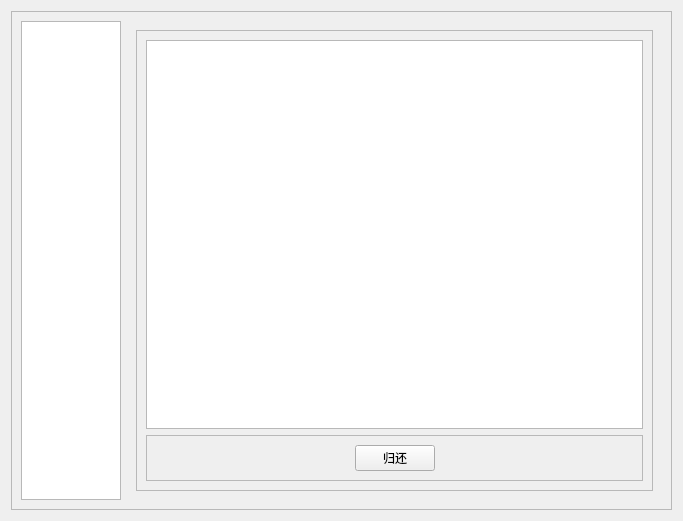
The window that view/bookingService/rent.ui (JunWang666/LabNexus) describes before a commit, drawn with Qt 5.
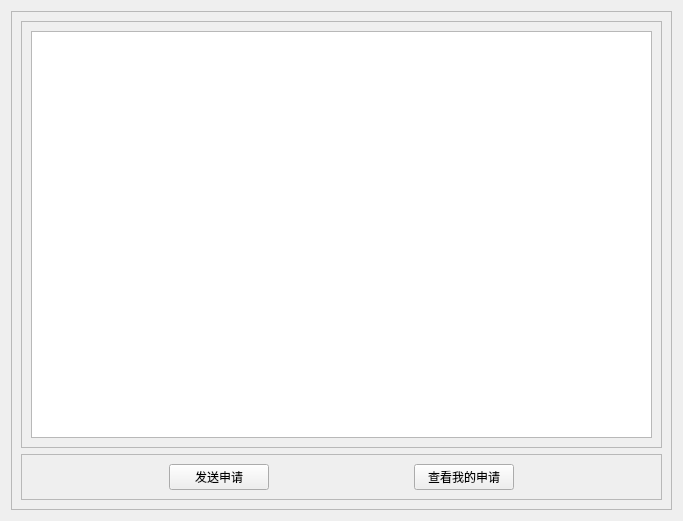
The same window after the commit.

```diff
--- a/view/bookingService/rent.ui
+++ b/view/bookingService/rent.ui
@@ -22,32 +22,6 @@
      <property name="frameShadow">
       <enum>QFrame::Shadow::Raised</enum>
      </property>
-     <layout class="QHBoxLayout" name="horizontalLayout_2">
-      <item>
-       <widget class="QListWidget" name="pageListWidget">
-        <property name="maximumSize">
-         <size>
-          <width>100</width>
-          <height>16777215</height>
-         </size>
-        </property>
-       </widget>
-      </item>
-      <item>
-       <widget class="QStackedWidget" name="stackedWidget">
-        <property name="currentIndex">
-         <number>2</number>
-        </property>
-        <widget class="QWidget" name="sendPage">
-         <layout class="QVBoxLayout" name="verticalLayout_4">
-          <item>
-           <widget class="QFrame" name="frame_4">
-            <property name="frameShape">
-             <enum>QFrame::Shape::StyledPanel</enum>
-            </property>
-            <property name="frameShadow">
-             <enum>QFrame::Shadow::Raised</enum>
-            </property>
             <layout class="QVBoxLayout" name="verticalLayout_3">
              <item>
               <widget class="QFrame" name="frame_2">
@@ -146,96 +120,6 @@
           </item>
          </layout>
         </widget>
-        <widget class="QWidget" name="rapairPage">
-         <layout class="QVBoxLayout" name="verticalLayout_5">
-          <item>
-           <widget class="QFrame" name="frame_5">
-            <property name="frameShape">
-             <enum>QFrame::Shape::StyledPanel</enum>
-            </property>
-            <property name="frameShadow">
-             <enum>QFrame::Shadow::Raised</enum>
-            </property>
-            <layout class="QVBoxLayout" name="verticalLayout_6">
-             <item>
-              <widget class="QTableView" name="repairTableView"/>
-             </item>
-            </layout>
-           </widget>
-          </item>
-         </layout>
-        </widget>
-        <widget class="QWidget" name="returnPage">
-         <layout class="QVBoxLayout" name="verticalLayout_7">
-          <item>
-           <widget class="QFrame" name="frame_6">
-            <property name="frameShape">
-             <enum>QFrame::Shape::StyledPanel</enum>
-            </property>
-            <property name="frameShadow">
-             <enum>QFrame::Shadow::Raised</enum>
-            </property>
-            <layout class="QVBoxLayout" name="verticalLayout_8">
-             <item>
-              <widget class="QTableView" name="returnTableView"/>
-             </item>
-             <item>
-              <widget class="QFrame" name="frame_7">
-               <property name="frameShape">
-                <enum>QFrame::Shape::StyledPanel</enum>
-               </property>
-               <property name="frameShadow">
-                <enum>QFrame::Shadow::Raised</enum>
-               </property>
-               <layout class="QHBoxLayout" name="horizontalLayout_3">
-                <item>
-                 <spacer name="horizontalSpacer_5">
-                  <property name="orientation">
-                   <enum>Qt::Orientation::Horizontal</enum>
-                  </property>
-                  <property name="sizeHint" stdset="0">
-                   <size>
-                    <width>40</width>
-                    <height>20</height>
-                   </size>
-                  </property>
-                 </spacer>
-                </item>
-                <item>
-                 <widget class="QPushButton" name="btnReturn">
-                  <property name="text">
-                   <string>归还</string>
-                  </property>
-                 </widget>
-                </item>
-                <item>
-                 <spacer name="horizontalSpacer_4">
-                  <property name="orientation">
-                   <enum>Qt::Orientation::Horizontal</enum>
-                  </property>
-                  <property name="sizeHint" stdset="0">
-                   <size>
-                    <width>40</width>
-                    <height>20</height>
-                   </size>
-                  </property>
-                 </spacer>
-                </item>
-               </layout>
-              </widget>
-             </item>
-            </layout>
-           </widget>
-          </item>
-         </layout>
-        </widget>
-       </widget>
-      </item>
-     </layout>
-    </widget>
-   </item>
-  </layout>
- </widget>
  <resources/>
  <connections>
   <connection>
```
Left out of the diff: 25 changed lines with no effect on the pictures. Lines whose indentation alone changed are shown as unchanged.
